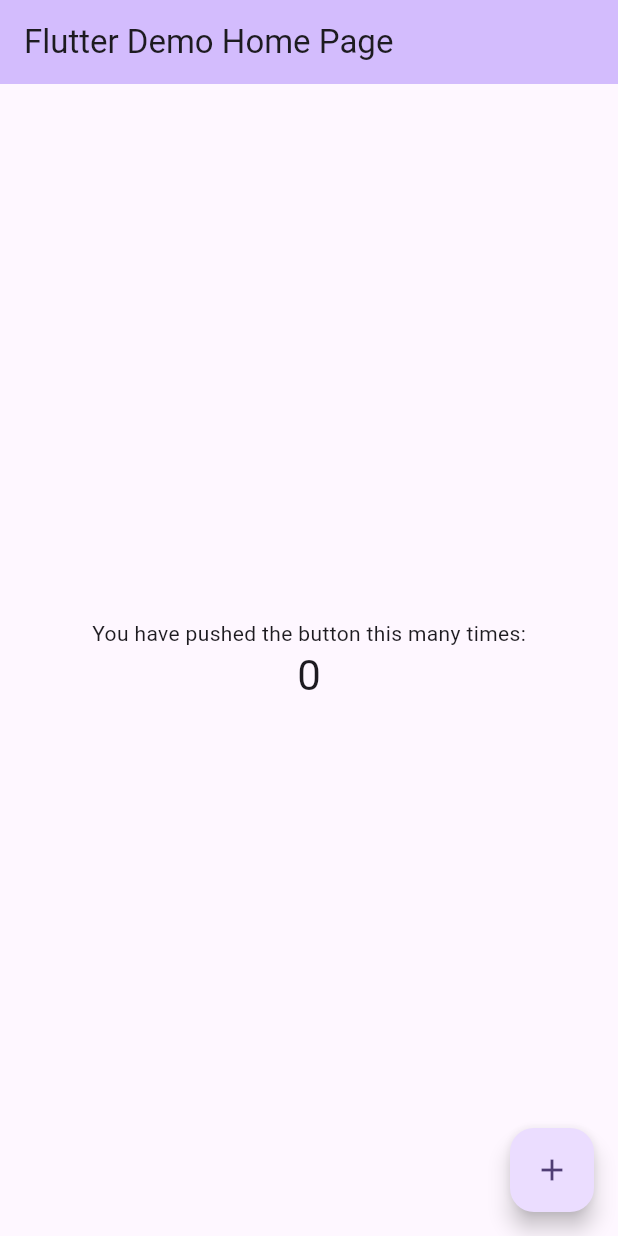
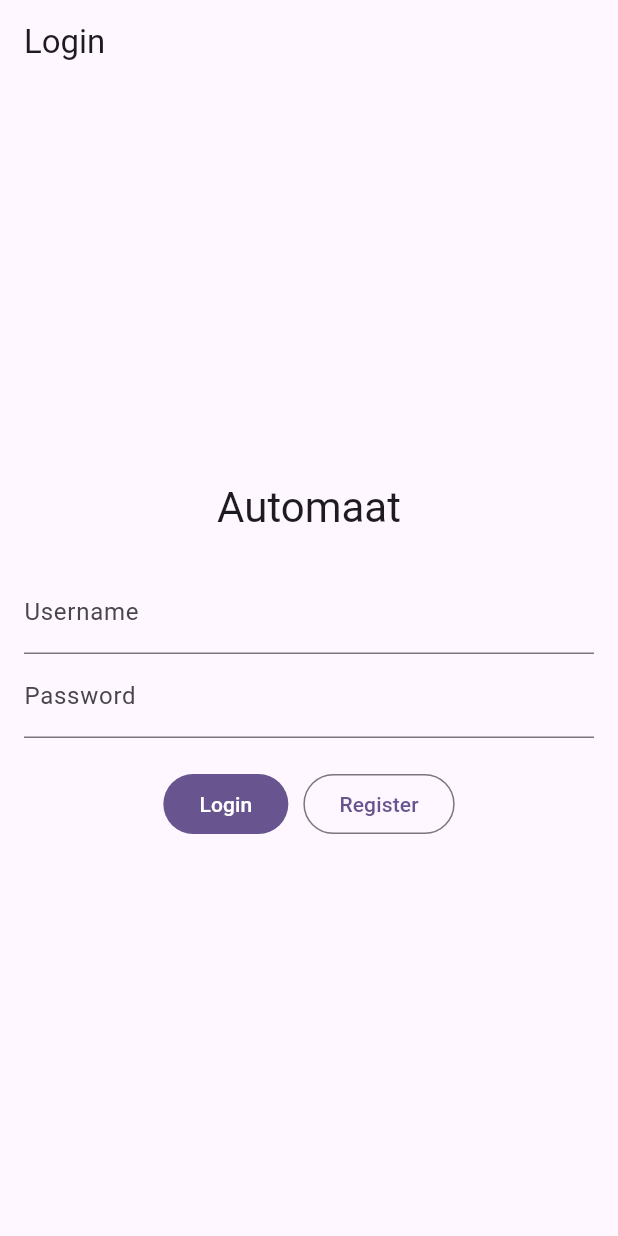
Before and after one commit to jordycoding/automaat_app, a Flutter app: the screen it shows after launch, on a phone screen of 412 x 824 dp. Run offline on Flutter 3.47's test engine with Material 3 defaults, Android fonts, the phone set to English and light mode, and no system bars.

Commit message:
Login screen

```diff
--- /dev/null
+++ b/lib/config/constants.dart
@@ -0,0 +1,3 @@
+class AppConstants {
+  static const String serverUrl = "http://localhost:8080/api";
+}
--- a/lib/main.dart
+++ b/lib/main.dart
@@ -1,4 +1,5 @@
 import 'package:flutter/material.dart';
+import "ui/login/widgets/login_screen.dart";
 
 void main() {
   runApp(const MyApp());
@@ -31,8 +32,7 @@ class MyApp extends StatelessWidget {
           colorScheme: ColorScheme.fromSeed(seedColor: Colors.deepPurple),
           useMaterial3: true,
         ),
-      home: const MyHomePage(title: 'Flutter Demo Home Page'),
-    );
+        home: const LoginScreen());
   }
 }
 
--- /dev/null
+++ b/lib/ui/login/widgets/login_screen.dart
@@ -0,0 +1,69 @@
+import 'package:flutter/material.dart';
+
+class LoginScreen extends StatefulWidget {
+  const LoginScreen({super.key});
+
+  @override
+  State<LoginScreen> createState() => _LoginScreenState();
+}
+
+class _LoginScreenState extends State<LoginScreen> {
+  final GlobalKey<FormState> _formKey = GlobalKey<FormState>();
+
+  @override
+  Widget build(BuildContext context) {
+    return Scaffold(
+      appBar: AppBar(
+        title: const Text("Login"),
+      ),
+      body: Padding(
+        padding: const EdgeInsets.all(16.0),
+        child: Form(
+          key: _formKey,
+          child: Column(
+            crossAxisAlignment: CrossAxisAlignment.start,
+            mainAxisAlignment: MainAxisAlignment.center,
+            children: <Widget>[
+              Center(
+                child: Text("Automaat",
+                    textAlign: TextAlign.center,
+                    style: Theme.of(context).textTheme.headlineMedium),
+              ),
+              SizedBox(height: 24),
+              TextFormField(
+                  decoration: const InputDecoration(
+                      border: UnderlineInputBorder(), labelText: "Username"),
+                  validator: (String? value) {
+                    if (value == null || value.isEmpty) {
+                      return "Please enter a username";
+                    }
+                    return null;
+                  }),
+              TextFormField(
+                decoration: const InputDecoration(
+                    border: UnderlineInputBorder(), labelText: "Password"),
+                validator: (String? value) {
+                  if (value == null || value.isEmpty) {
+                    return "Please enter a password";
+                  }
+                  return null;
+                },
+                obscureText: true,
+              ),
+              const SizedBox(height: 20),
+              Row(
+                mainAxisAlignment: MainAxisAlignment.center,
+                children: <Widget>[
+                  FilledButton(onPressed: () {}, child: const Text("Login")),
+                  SizedBox(width: 10),
+                  OutlinedButton(
+                      onPressed: () {}, child: const Text("Register"))
+                ],
+              )
+            ],
+          ),
+        ),
+      ),
+    );
+  }
+}
```
Lines whose indentation alone changed are shown as unchanged.
